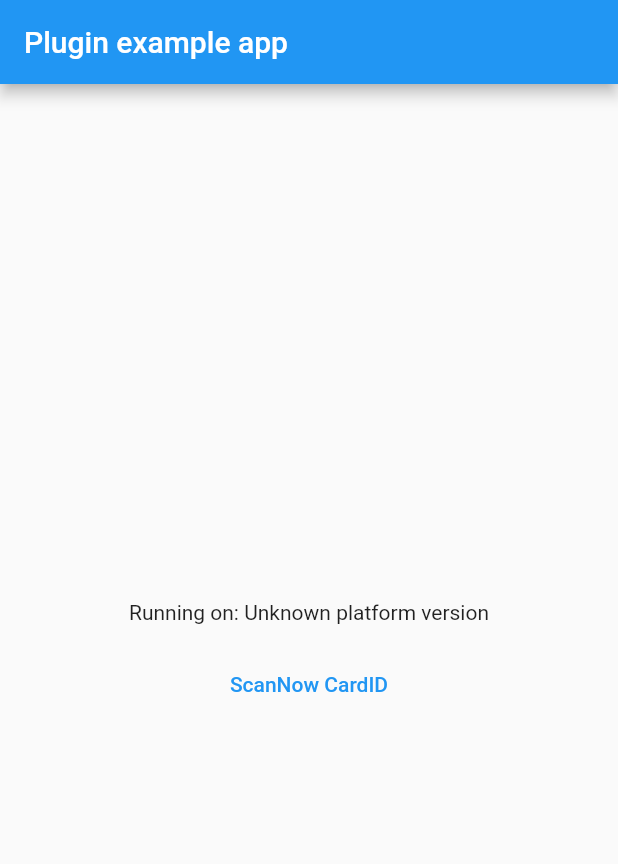
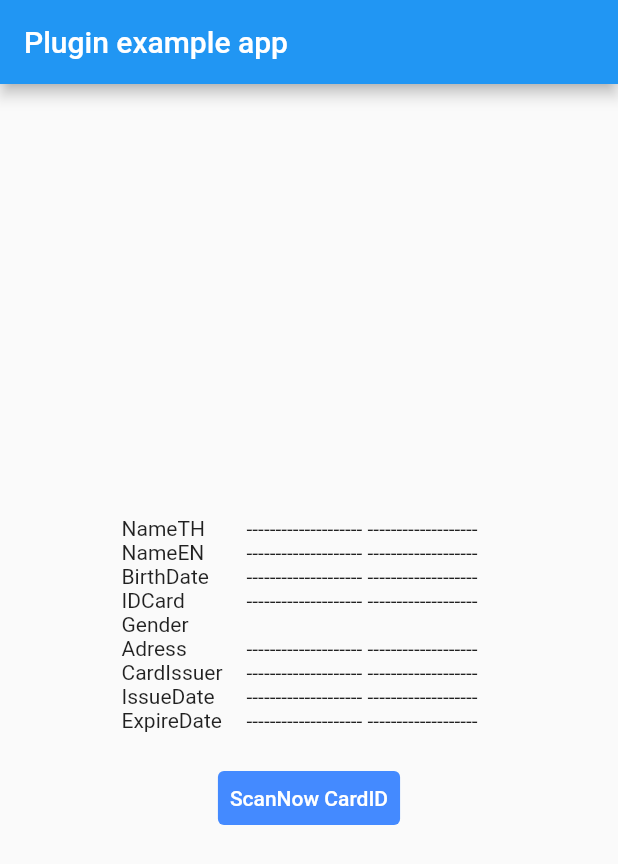
Before and after one commit to ApisitKaewsasan/FlutterThaiNationalIDCard, a Flutter app: the screen it shows after launch, after a tap on "ScanNow CardID", on a phone screen of 412 x 824 dp. Shown: the top 864 px of the screen. Run offline on Flutter 3.47's test engine with Material 2 defaults, Android fonts, the phone set to English and light mode, and no system bars.

Commit message:
ApisitKaewsasan
card info supString

```diff
--- a/example/lib/main.dart
+++ b/example/lib/main.dart
@@ -1,3 +1,6 @@
+import 'dart:convert';
+
+import 'package:acs_card_reader_thailand/model/personalInformation.dart';
 import 'package:flutter/material.dart';
 import 'dart:async';
 
@@ -30,8 +33,8 @@ class _MyAppState extends State<MyApp> {
     // Platform messages may fail, so we use a try/catch PlatformException.
     // We also handle the message potentially returning null.
     try {
-      platformVersion =
-          await AcsCardReaderThailand.platformVersion ?? 'Unknown platform version';
+      platformVersion = await AcsCardReaderThailand.platformVersion ??
+          'Unknown platform version';
     } on PlatformException {
       platformVersion = 'Failed to get platform version.';
     }
@@ -46,6 +49,7 @@ class _MyAppState extends State<MyApp> {
     });
   }
 
+  late PersonalInformation personalInformation = PersonalInformation();
 
   @override
   Widget build(BuildContext context) {
@@ -55,20 +59,130 @@ class _MyAppState extends State<MyApp> {
           title: const Text('Plugin example app'),
         ),
         body: Center(
-          child: Column(
-            mainAxisAlignment: MainAxisAlignment.center,
-            children: [
-              Text('Running on: $_platformVersion\n'),
-              TextButton(onPressed: () async {
-               final personalInformation = await AcsCardReaderThailand.acsCardID();
-
-             print("ewfcwefce ${personalInformation.toJson()}");
-              }, child: Text("ScanNow CardID")),
-
-            ],
+          child: Container(
+            width: 250,
+            child: SingleChildScrollView(
+              child: Column(
+                mainAxisAlignment: MainAxisAlignment.center,
+                children: [
+                  getImagenBase64(personalInformation.PictureSubFix.toString()),
+                  SizedBox(height: 20,),
+                  Row(
+                    mainAxisAlignment: MainAxisAlignment.start,
+                    children: [
+                      Expanded(child: Text('NameTH ')),
+                      Expanded(flex: 2, child: Text('${personalInformation
+                          .nameTH ??
+                          '-------------------- -------------------'} ')),
+                    ],
+                  ),
+                  Row(
+                    mainAxisAlignment: MainAxisAlignment.start,
+                    children: [
+                      Expanded(child: Text('NameEN ')),
+                      Expanded(flex: 2, child: Text('${personalInformation
+                          .nameEN ??
+                          '-------------------- -------------------'} ')),
+                    ],
+                  ),
+                  Row(
+                    mainAxisAlignment: MainAxisAlignment.start,
+                    children: [
+                      Expanded(child: Text('BirthDate ')),
+                      Expanded(flex: 2, child: Text('${personalInformation
+                          .birthDate ??
+                          '-------------------- -------------------'} ')),
+                    ],
+                  ),
+                  Row(
+                    mainAxisAlignment: MainAxisAlignment.start,
+                    children: [
+                      Expanded(child: Text('IDCard ')),
+                      Expanded(flex: 2, child: Text('${personalInformation
+                          .personalID ??
+                          '-------------------- -------------------'} ')),
+                    ],
+                  ),
+                  Row(
+                    mainAxisAlignment: MainAxisAlignment.start,
+                    children: [
+                      Expanded(child: Text('Gender ')),
+                      Expanded(flex: 2, child: Text('${personalInformation
+                          .gender == 1 ? 'ชาย' : personalInformation.gender == 2
+                          ? 'หญิง'
+                          : '' ??
+                          '-------------------- -------------------'} ')),
+                    ],
+                  ),
+                  Row(
+                    mainAxisAlignment: MainAxisAlignment.start,
+                    children: [
+                      Expanded(child: Text('Adress ')),
+                      Expanded(flex: 2, child: Text('${personalInformation
+                          .address ??
+                          '-------------------- -------------------'} ')),
+                    ],
+                  ),
+                  Row(
+                    mainAxisAlignment: MainAxisAlignment.start,
+                    children: [
+                      Expanded(child: Text('CardIssuer ')),
+                      Expanded(flex: 2, child: Text('${personalInformation
+                          .CardIssuer ??
+                          '-------------------- -------------------'} ')),
+                    ],
+                  ),
+                  Row(
+                    mainAxisAlignment: MainAxisAlignment.start,
+                    children: [
+                      Expanded(child: Text('IssueDate ')),
+                      Expanded(flex: 2, child: Text('${personalInformation
+                          .IssueDate ??
+                          '-------------------- -------------------'} ')),
+                    ],
+                  ),
+                  Row(
+                    mainAxisAlignment: MainAxisAlignment.start,
+                    children: [
+                      Expanded(child: Text('ExpireDate ')),
+                      Expanded(flex: 2, child: Text('${personalInformation
+                          .ExpireDate ??
+                          '-------------------- -------------------'} ')),
+                    ],
+                  ),
+                  SizedBox(height: 20,),
+                  TextButton(
+                      style: ButtonStyle(
+                        backgroundColor: MaterialStateProperty.all(
+                            Colors.blueAccent),
+                      ),
+                      onPressed: () async {
+                        personalInformation =
+                        await AcsCardReaderThailand.acsCardID();
+                        setState(() {});
+                      },
+                      child: Text("ScanNow CardID",
+                        style: TextStyle(color: Colors.white),)),
+                ],
+              ),
+            ),
           ),
         ),
       ),
     );
   }
+
+  Widget getImagenBase64(String imagen) {
+    const Base64Codec base64 = Base64Codec();
+    if (imagen.length <= 0) return new Container(
+      padding: EdgeInsets.all(20),
+      color: Colors.grey.shade400,
+      child: Icon(Icons.person_add, size: 100, color: Colors.grey.shade500,),
+    );
+
+    return Image.memory(
+      base64.decode(imagen),
+      fit: BoxFit.fitWidth,
+    );
+  }
 }
--- a/example/pubspec.yaml
+++ b/example/pubspec.yaml
@@ -29,6 +29,7 @@ dependencies:
   # The following adds the Cupertino Icons font to your application.
   # Use with the CupertinoIcons class for iOS style icons.
   cupertino_icons: ^1.0.2
+  rxdart: ^0.27.2
 
 dev_dependencies:
   flutter_test:
--- a/lib/model/personalInformation.dart
+++ b/lib/model/personalInformation.dart
@@ -1,3 +1,4 @@
+
 class PersonalInformation {
   String? address;
   String? birthDate;
@@ -5,7 +6,11 @@ class PersonalInformation {
   String? nameEN;
   String? nameTH;
   String? personalID;
-  String? pictureTag;
+  String? PicturePreFix;
+  String? PictureSubFix;
+  String? CardIssuer;
+  String? IssueDate;
+  String? ExpireDate;
   bool ? status;
   String? message;
 
@@ -15,7 +20,7 @@ class PersonalInformation {
         this.gender,
         this.nameEN,
         this.nameTH,
-        this.personalID,this.pictureTag,this.status,this.message});
+        this.personalID,this.PicturePreFix,this.PictureSubFix,this.status,this.message});
 
   PersonalInformation.fromJson(Map<String, dynamic> json) {
     address = json['Address'];
@@ -24,7 +29,11 @@ class PersonalInformation {
     nameEN = json['NameEN'];
     nameTH = json['NameTH'];
     personalID = json['PersonalID'];
-    pictureTag = json['PictureTag'];
+    PicturePreFix = json['PicturePreFix'];
+    PictureSubFix = json['PictureSubFix'];
+    CardIssuer = json['CardIssuer'];
+    IssueDate = json['IssueDate'];
+    ExpireDate = json['ExpireDate'];
     status = json['Status'];
     message = json['Message'];
   }
@@ -37,7 +46,11 @@ class PersonalInformation {
     data['NameEN'] = this.nameEN;
     data['NameTH'] = this.nameTH;
     data['PersonalID'] = this.personalID;
-    data['PictureTag'] = this.pictureTag;
+    data['PicturePreFix'] = this.PicturePreFix;
+    data['PictureSubFix'] = this.PictureSubFix;
+    data['CardIssuer'] = this.CardIssuer;
+    data['IssueDate'] = this.IssueDate;
+    data['ExpireDate'] = this.ExpireDate;
     data['Status'] = this.status;
     data['Message'] = this.message;
     return data;
```
Also changed, not shown: 4 other files.
